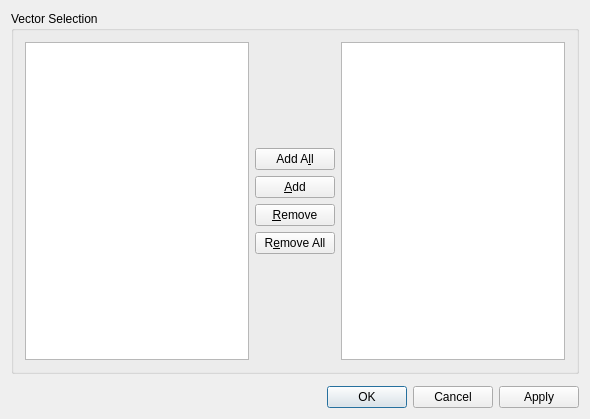
First picture: the form in src/libkstapp/changedatasampledialog.ui, repository Kst-plot/kst, before the edit.
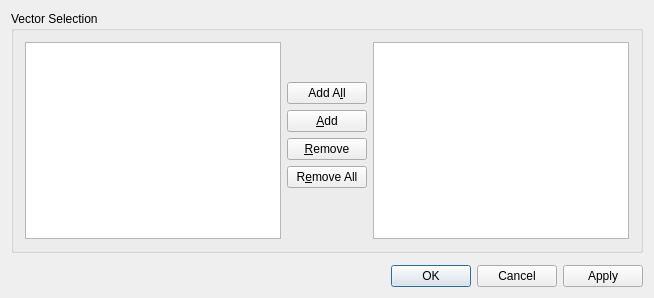
Second picture: the form after the edit. Custom widgets are drawn as their Qt base class.

Commit message: Some more changes for dialog sizing.

```diff
--- a/src/libkstapp/changedatasampledialog.ui
+++ b/src/libkstapp/changedatasampledialog.ui
@@ -2,14 +2,6 @@
 <ui version="4.0">
  <class>ChangeDataSampleDialog</class>
  <widget class="QDialog" name="ChangeDataSampleDialog">
-  <property name="geometry">
-   <rect>
-    <x>0</x>
-    <y>0</y>
-    <width>590</width>
-    <height>419</height>
-   </rect>
-  </property>
   <property name="windowTitle">
    <string>Change Data Samples</string>
   </property>
```
The commit also changes 6 other files.
